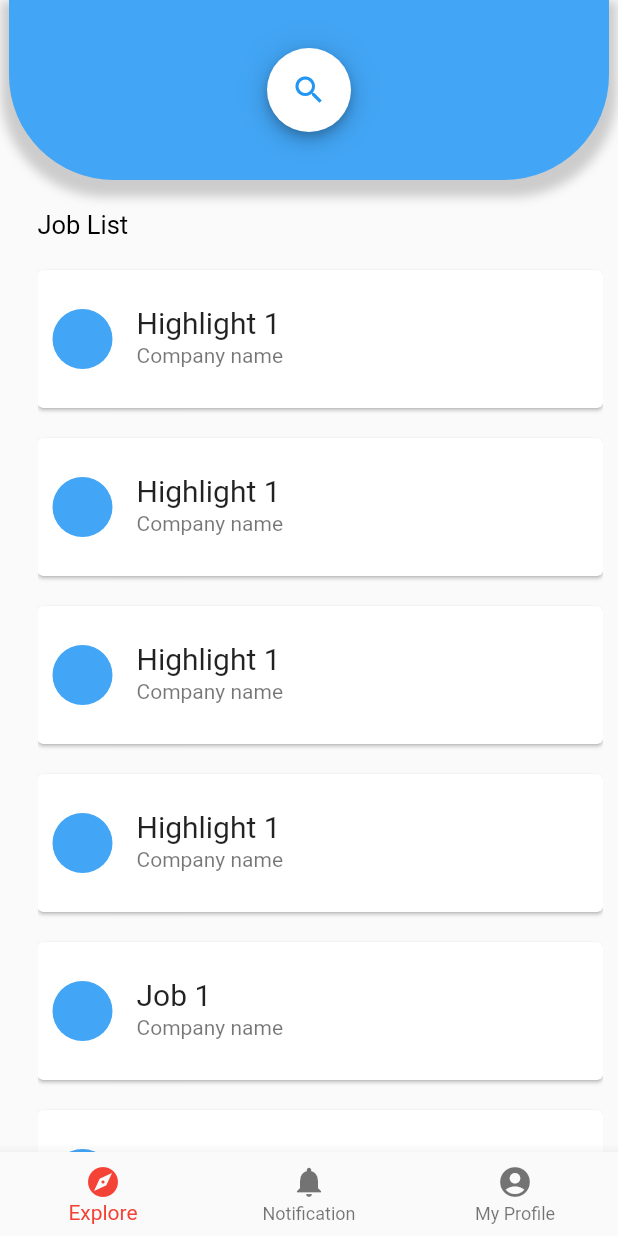
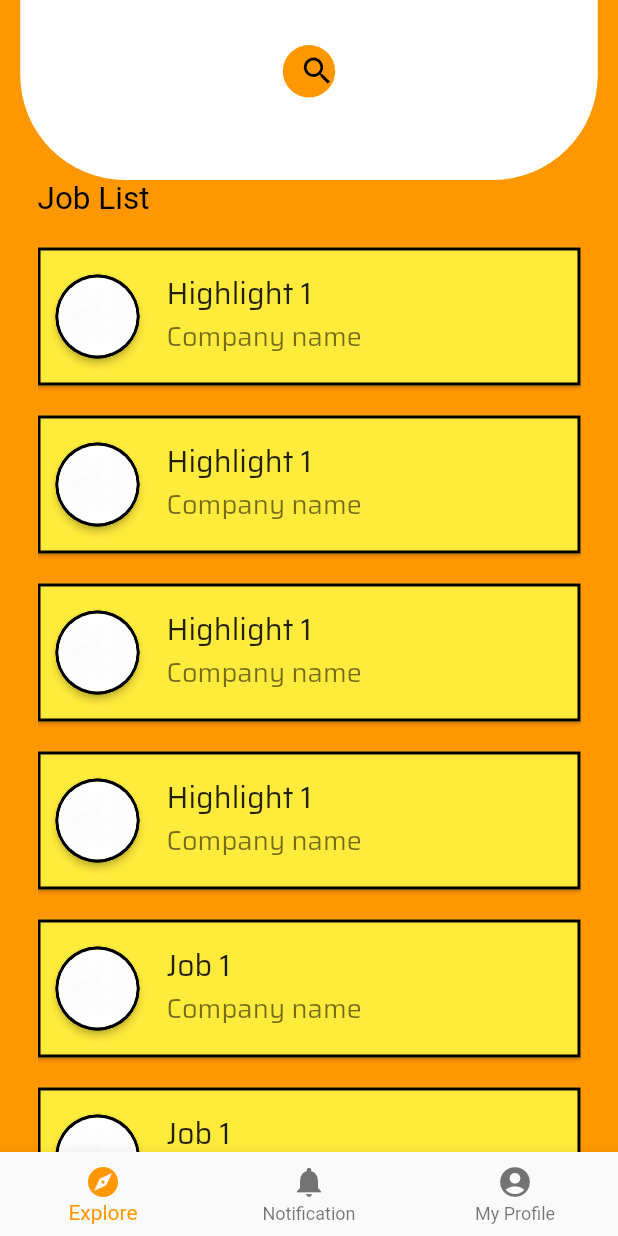
Before and after one commit to Xzellize90/CariKerja, a Flutter app: the MainMenu screen opened directly, on a phone screen of 412 x 824 dp. Run offline on Flutter 3.47's test engine with Material 2 defaults, Android fonts, the light colour scheme and no system bars; drawn by our look-alikes of circular_profile_avatar; our stand-ins replace flutter_spinkit, fluttertoast, splashscreen; network calls fail; Roboto replaces fonts that are missing (Arial, saira).

Commit message:
Aexplore_1(HAKIKI)

```diff
--- a/lib/main.dart
+++ b/lib/main.dart
@@ -1,6 +1,7 @@
 import 'package:carikerja/ui/pages/page.dart';
 import 'package:flutter/material.dart';
 import 'package:splashscreen/splashscreen.dart';
+import 'package:circular_profile_avatar/circular_profile_avatar.dart';
 
 void main() {
   WidgetsFlutterBinding.ensureInitialized();
@@ -11,8 +12,8 @@ class MyApp extends StatelessWidget {
   @override
   Widget build(BuildContext context) {
     return MaterialApp(
-          debugShowCheckedModeBanner: false,
-              home: Splash(),
-          );
+      debugShowCheckedModeBanner: false,
+      home: MainMenu(),
+    );
   }
 }
--- a/lib/ui/pages/Aexplore_page.dart
+++ b/lib/ui/pages/Aexplore_page.dart
@@ -11,32 +11,33 @@ class _ExplorePageState extends State<ExplorePage> {
   @override
   Widget build(BuildContext context) {
     return Scaffold(
+      backgroundColor: Colors.orange,
       body: Column(
         children: [
           Container(
             alignment: Alignment.topCenter,
             margin: EdgeInsets.only(left: 5, right: 5, top: 0),
-            width: 400,
+            width: 385,
             height: 120,
-            child: Center(
-                child: AnimatedContainer(
+            child: AnimatedContainer(
+              margin: EdgeInsets.only(top: 30),
               duration: Duration(milliseconds: 400),
-              width: _folder ? 56 : 200,
-              height: 56,
+              width: _folder ? 35 : 300,
+              height: 35,
               decoration: BoxDecoration(
-                  borderRadius: BorderRadius.circular(32),
-                  color: Colors.white,
-                  boxShadow: kElevationToShadow[6]),
+                borderRadius: BorderRadius.circular(32),
+                color: Colors.orange,
+              ),
               child: Row(
                 children: [
                   Expanded(
                       child: Container(
-                    padding: EdgeInsets.only(left: 16),
+                    padding: EdgeInsets.only(left: 16, top: 0),
                     child: !_folder
                         ? TextField(
                             decoration: InputDecoration(
                                 hintText: 'search',
-                                hintStyle: TextStyle(color: Colors.blue),
+                                hintStyle: TextStyle(color: Colors.black),
                                 border: InputBorder.none),
                           )
                         : null,
@@ -51,8 +52,8 @@ class _ExplorePageState extends State<ExplorePage> {
                           bottomLeft: Radius.circular(_folder ? 32 : 0),
                           bottomRight: Radius.circular(32)),
                       child: Padding(
-                        padding: const EdgeInsets.all(16),
-                        child: Icon(Icons.search, color: Colors.blue),
+                        padding: const EdgeInsets.all(0),
+                        child: Icon(Icons.search, color: Colors.black),
                       ),
                       onTap: () {
                         setState(() {
@@ -63,24 +64,17 @@ class _ExplorePageState extends State<ExplorePage> {
                   ))
                 ],
               ),
-            )),
+            ),
             decoration: BoxDecoration(
-                boxShadow: [
-                  BoxShadow(
-                      color: Colors.grey.withOpacity(0.5),
-                      offset: Offset(0, 6),
-                      blurRadius: 5,
-                      spreadRadius: 5)
-                ],
                 borderRadius: BorderRadius.only(
                     bottomLeft: Radius.circular(70),
                     bottomRight: Radius.circular(70)),
-                color: Colors.blue[400]),
+                color: Colors.white),
           ),
           Flexible(
-              flex: 1,
+              flex: 2,
               child: Container(
-                margin: EdgeInsets.only(left: 25, right: 10, top: 20),
+                margin: EdgeInsets.only(left: 25, right: 25, top: 0),
                 child: ListView(
                   children: <Widget>[
                     Text(
@@ -90,88 +84,168 @@ class _ExplorePageState extends State<ExplorePage> {
                         decoration: TextDecoration.none,
                         fontWeight: FontWeight.normal,
                         color: Colors.black,
-                        fontSize: 17,
+                        fontSize: 21,
                       ),
                     ),
                     Card(
+                        shape: RoundedRectangleBorder(
+                            side: BorderSide(width: 2, color: Colors.black)),
                         margin: EdgeInsets.only(top: 20),
-                        color: Colors.white,
+                        color: Colors.yellow,
                         child: ListTile(
                           contentPadding: EdgeInsets.all(10),
                           title: Text("Highlight 1",
-                              style: TextStyle(fontSize: 20)),
-                          subtitle: Text("Company name"),
-                          leading: CircleAvatar(
-                            backgroundColor: Colors.blue[400],
+                              style:
+                                  TextStyle(fontSize: 20, fontFamily: 'saira')),
+                          subtitle: Text(
+                            "Company name",
+                            style: TextStyle(fontFamily: 'saira', fontSize: 18),
+                          ),
+                          leading: CircularProfileAvatar(
+                            '',
+                            child: Image.asset('assets/white.jpeg'),
+                            borderColor: Colors.black,
+                            borderWidth: 2,
+                            elevation: 2,
+                            radius: 30,
                           ),
                         )),
                     Card(
+                        shape: RoundedRectangleBorder(
+                            side: BorderSide(width: 2, color: Colors.black)),
                         margin: EdgeInsets.only(top: 20),
-                        color: Colors.white,
+                        color: Colors.yellow,
                         child: ListTile(
                           contentPadding: EdgeInsets.all(10),
                           title: Text("Highlight 1",
-                              style: TextStyle(fontSize: 20)),
-                          subtitle: Text("Company name"),
-                          leading: CircleAvatar(
-                            backgroundColor: Colors.blue[400],
+                              style:
+                                  TextStyle(fontSize: 20, fontFamily: 'saira')),
+                          subtitle: Text(
+                            "Company name",
+                            style: TextStyle(fontFamily: 'saira', fontSize: 18),
+                          ),
+                          leading: CircularProfileAvatar(
+                            '',
+                            child: Image.asset('assets/white.jpeg'),
+                            borderColor: Colors.black,
+                            borderWidth: 2,
+                            elevation: 2,
+                            radius: 30,
                           ),
                         )),
                     Card(
+                        shape: RoundedRectangleBorder(
+                            side: BorderSide(width: 2, color: Colors.black)),
                         margin: EdgeInsets.only(top: 20),
-                        color: Colors.white,
+                        color: Colors.yellow,
                         child: ListTile(
                           contentPadding: EdgeInsets.all(10),
                           title: Text("Highlight 1",
-                              style: TextStyle(fontSize: 20)),
-                          subtitle: Text("Company name"),
-                          leading: CircleAvatar(
-                            backgroundColor: Colors.blue[400],
+                              style:
+                                  TextStyle(fontSize: 20, fontFamily: 'saira')),
+                          subtitle: Text(
+                            "Company name",
+                            style: TextStyle(fontFamily: 'saira', fontSize: 18),
+                          ),
+                          leading: CircularProfileAvatar(
+                            '',
+                            child: Image.asset('assets/white.jpeg'),
+                            borderColor: Colors.black,
+                            borderWidth: 2,
+                            elevation: 2,
+                            radius: 30,
                           ),
                         )),
                     Card(
+                        shape: RoundedRectangleBorder(
+                            side: BorderSide(width: 2, color: Colors.black)),
                         margin: EdgeInsets.only(top: 20),
-                        color: Colors.white,
+                        color: Colors.yellow,
                         child: ListTile(
                           contentPadding: EdgeInsets.all(10),
                           title: Text("Highlight 1",
-                              style: TextStyle(fontSize: 20)),
-                          subtitle: Text("Company name"),
-                          leading: CircleAvatar(
-                            backgroundColor: Colors.blue[400],
+                              style:
+                                  TextStyle(fontSize: 20, fontFamily: 'saira')),
+                          subtitle: Text(
+                            "Company name",
+                            style: TextStyle(fontFamily: 'saira', fontSize: 18),
+                          ),
+                          leading: CircularProfileAvatar(
+                            '',
+                            child: Image.asset('assets/white.jpeg'),
+                            borderColor: Colors.black,
+                            borderWidth: 2,
+                            elevation: 2,
+                            radius: 30,
                           ),
                         )),
                     Card(
+                        shape: RoundedRectangleBorder(
+                            side: BorderSide(width: 2, color: Colors.black)),
                         margin: EdgeInsets.only(top: 20),
-                        color: Colors.white,
+                        color: Colors.yellow,
                         child: ListTile(
                           contentPadding: EdgeInsets.all(10),
-                          title: Text("Job 1", style: TextStyle(fontSize: 20)),
-                          subtitle: Text("Company name"),
-                          leading: CircleAvatar(
-                            backgroundColor: Colors.blue[400],
+                          title: Text("Job 1",
+                              style:
+                                  TextStyle(fontSize: 20, fontFamily: 'saira')),
+                          subtitle: Text(
+                            "Company name",
+                            style: TextStyle(fontFamily: 'saira', fontSize: 18),
+                          ),
+                          leading: CircularProfileAvatar(
+                            '',
+                            child: Image.asset('assets/white.jpeg'),
+                            borderColor: Colors.black,
+                            borderWidth: 2,
+                            elevation: 2,
+                            radius: 30,
                           ),
                         )),
                     Card(
+                        shape: RoundedRectangleBorder(
+                            side: BorderSide(width: 2, color: Colors.black)),
                         margin: EdgeInsets.only(top: 20),
-                        color: Colors.white,
+                        color: Colors.yellow,
                         child: ListTile(
                           contentPadding: EdgeInsets.all(10),
-                          title: Text("Job 1", style: TextStyle(fontSize: 20)),
-                          subtitle: Text("Company name"),
-                          leading: CircleAvatar(
-                            backgroundColor: Colors.blue[400],
+                          title: Text("Job 1",
+                              style:
+                                  TextStyle(fontSize: 20, fontFamily: 'saira')),
+                          subtitle: Text(
+                            "Company name",
+                            style: TextStyle(fontFamily: 'saira', fontSize: 18),
+                          ),
+                          leading: CircularProfileAvatar(
+                            '',
+                            child: Image.asset('assets/white.jpeg'),
+                            borderColor: Colors.black,
+                            borderWidth: 2,
+                            elevation: 2,
+                            radius: 30,
                           ),
                         )),
                     Card(
+                        shape: RoundedRectangleBorder(
+                            side: BorderSide(width: 2, color: Colors.black)),
                         margin: EdgeInsets.only(top: 20),
-                        color: Colors.white,
+                        color: Colors.yellow,
                         child: ListTile(
                           contentPadding: EdgeInsets.all(10),
-                          title: Text("Job 1", style: TextStyle(fontSize: 20)),
-                          subtitle: Text("Company name"),
-                          leading: CircleAvatar(
-                            backgroundColor: Colors.blue[400],
+                          title: Text("Job 1",
+                              style:
+                                  TextStyle(fontSize: 20, fontFamily: 'saira')),
+                          subtitle: Text(
+                            "Company name",
+                            style: TextStyle(fontFamily: 'saira', fontSize: 18),
+                          ),
+                          leading: CircularProfileAvatar(
+                            '',
+                            child: Image.asset('assets/white.jpeg'),
+                            borderColor: Colors.black,
+                            borderWidth: 2,
+                            elevation: 2,
+                            radius: 30,
                           ),
                         )),
                   ],
--- a/lib/ui/pages/Amainmenu.dart
+++ b/lib/ui/pages/Amainmenu.dart
@@ -28,14 +28,20 @@ class _MainMenuState extends State<MainMenu> {
       bottomNavigationBar: BottomNavigationBar(
         items: const <BottomNavigationBarItem>[
           BottomNavigationBarItem(
-              icon: Icon(Icons.explore), title: Text("Explore")),
+              icon: Icon(Icons.explore),
+              title: Text("Explore"),
+              backgroundColor: Colors.orange),
           BottomNavigationBarItem(
-              icon: Icon(Icons.notifications), title: Text("Notification")),
+              icon: Icon(Icons.notifications),
+              title: Text("Notification"),
+              backgroundColor: Colors.orange),
           BottomNavigationBarItem(
-              icon: Icon(Icons.account_circle), title: Text("My Profile"))
+              icon: Icon(Icons.account_circle),
+              title: Text("My Profile"),
+              backgroundColor: Colors.orange)
         ],
         currentIndex: _selectedIndex,
-        selectedItemColor: Colors.red,
+        selectedItemColor: Colors.orange,
         onTap: _onItemTapped,
       ),
     );
--- a/lib/ui/pages/page.dart
+++ b/lib/ui/pages/page.dart
@@ -1,5 +1,6 @@
 import 'dart:io';
 
+import 'package:circular_profile_avatar/circular_profile_avatar.dart';
 import 'package:flutter/cupertino.dart';
 import 'package:flutter/gestures.dart';
 import 'package:flutter/material.dart';
--- a/pubspec.yaml
+++ b/pubspec.yaml
@@ -23,6 +23,7 @@ environment:
 dependencies:
   flutter:
     sdk: flutter
+  circular_profile_avatar: ^1.0.8
   cupertino_icons: ^0.1.3
   flutter_spinkit: ^4.1.2+1
   fluttertoast: ^7.1.6
@@ -46,6 +47,8 @@ flutter:
   #   - images/a_dot_ham.jpeg
   assets:
     - assets/Double Ring-1s-200px.gif
+    - assets/pow.png
+    - assets/white.jpeg
   # An image asset can refer to one or more resolution-specific "variants", see
   # https://flutter.dev/assets-and-images/#resolution-aware.
   # For details regarding adding assets from package dependencies, see
```
Also changed, not shown: assets/pow.png (added), assets/white.jpeg (added), pubspec.lock.
